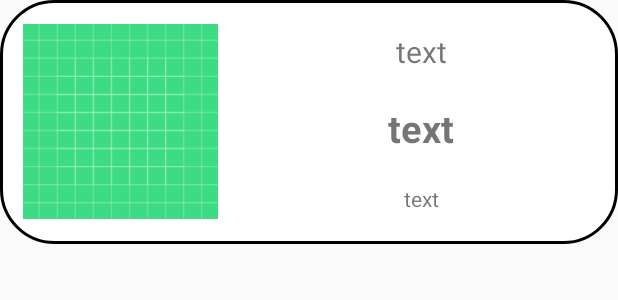
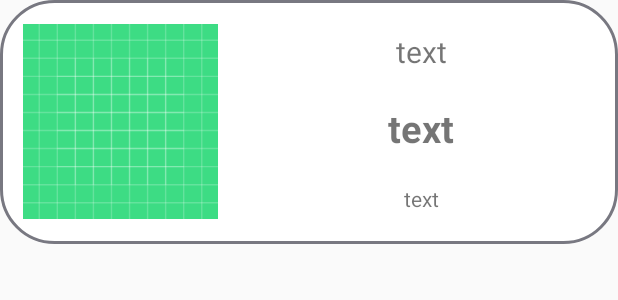
Before and after one commit to Mumbed/WonJoKwon, an Android app: the layout rvitem.xml on its own in the app's theme, with its tools: preview values and no code run, on a phone screen of 412 x 824 dp. Shown: the top 300 px of the screen. Run offline under Robolectric (Android 15) with nearby library versions, the phone set to English and light mode, and no system bars.

Commit message:
add recycler frame

```diff
--- a/app/src/main/res/drawable/round_background.xml
+++ b/app/src/main/res/drawable/round_background.xml
@@ -8,5 +8,5 @@
         android:topLeftRadius="35dp"
         android:topRightRadius="35dp"></corners>
     <stroke android:width="2dp"
-        android:color="#000000"></stroke>
+        android:color="#787881"></stroke>
 </shape>
```
